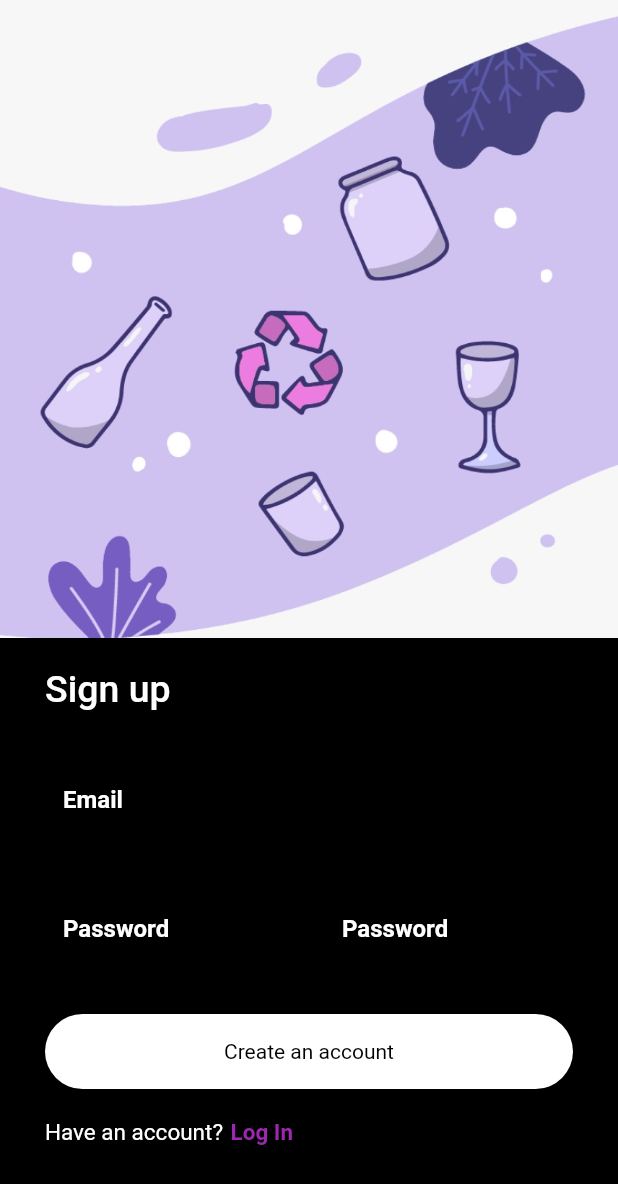
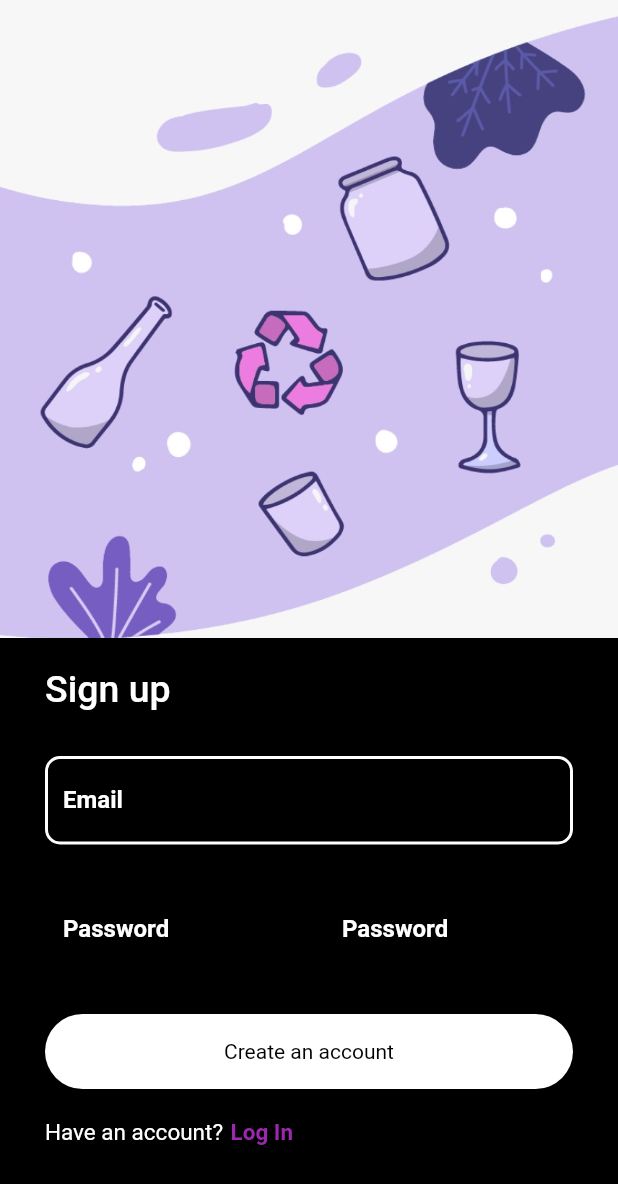
Before and after one commit to AshnahKhalidKhan/Flutter-Assignment-2, a Flutter app: the DarkThemeSignUpScreen screen opened directly, on a phone screen of 412 x 824 dp. Shown: the top 1184 px of the screen. Run offline on Flutter 3.47's test engine with Material 2 defaults, Android fonts, the phone set to English and light mode, and no system bars.

Commit message:
Done, givign up now

```diff
--- a/lib/Widgets/DarkThemeSignUpScreen.dart
+++ b/lib/Widgets/DarkThemeSignUpScreen.dart
@@ -88,6 +88,16 @@ class _DarkThemeSignUpScreenState extends State<DarkThemeSignUpScreen>
                         )
                       ),
                       focusedBorder: OutlineInputBorder
+                      (
+                        borderRadius: BorderRadius.all(Radius.circular(10.0)),
+                        borderSide: BorderSide
+                        (
+                          color: Colors.white,
+                          width: 2.0,
+                          style:BorderStyle.solid
+                        )
+                      ),
+                      enabledBorder: OutlineInputBorder
                       (
                         borderRadius: BorderRadius.all(Radius.circular(10.0)),
                         borderSide: BorderSide
```
